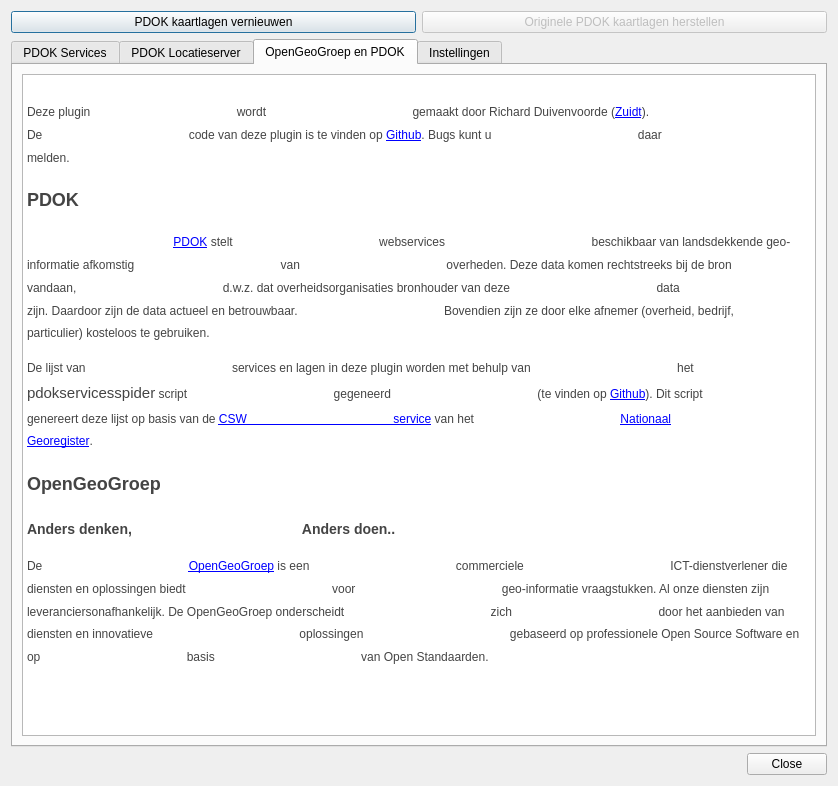
Old version of the form pdokservicesplugin/ui_pdokservicesplugindialog.ui in the repository PDOK/pdokservicesplugin.
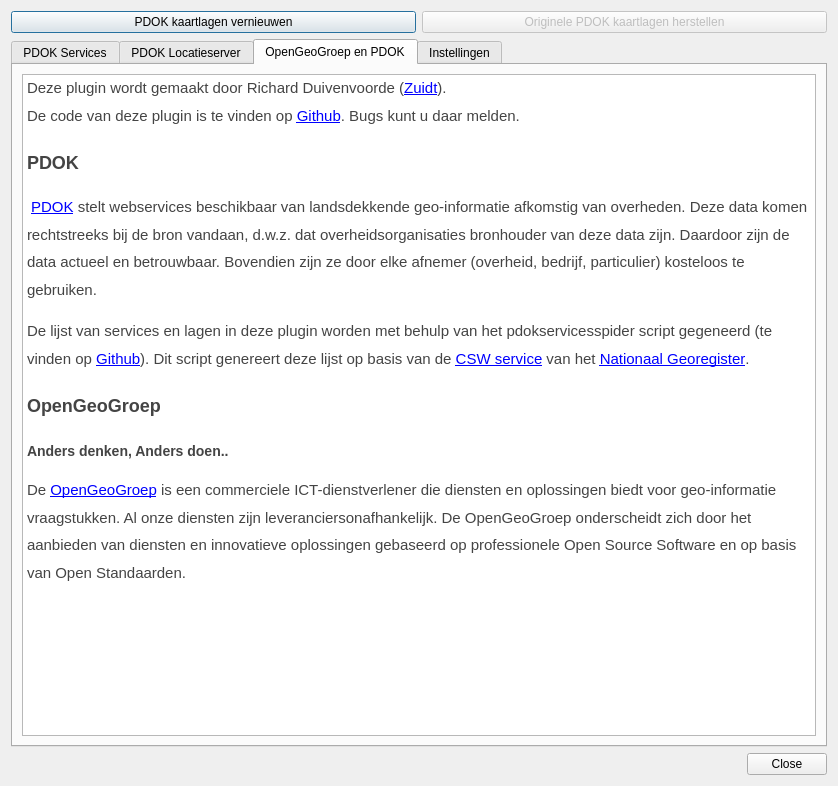
New version of the form. The open tabs and pages were chosen to show the change. Icons and pictures are not drawn.

Commit message: Resolve ui bug, generate ui_.py

```diff
--- a/pdokservicesplugin/ui_pdokservicesplugindialog.ui
+++ b/pdokservicesplugin/ui_pdokservicesplugindialog.ui
@@ -388,15 +388,14 @@
           <string>&lt;!DOCTYPE HTML PUBLIC &quot;-//W3C//DTD HTML 4.0//EN&quot; &quot;http://www.w3.org/TR/REC-html40/strict.dtd&quot;&gt;
 &lt;html&gt;&lt;head&gt;&lt;meta name=&quot;qrichtext&quot; content=&quot;1&quot; /&gt;&lt;style type=&quot;text/css&quot;&gt;
 p, li { white-space: pre-wrap; }
-&lt;/style&gt;&lt;/head&gt;&lt;body style=&quot; font-family:'Sans Serif'; font-size:9pt; font-weight:400; font-style:normal;&quot;&gt;
-&lt;p style=&quot; margin-top:0px; margin-bottom:0px; margin-left:0px; margin-right:0px; -qt-block-indent:0; text-indent:0px;&quot;&gt;                                            &lt;/p&gt;
-&lt;p style=&quot; margin-top:12px; margin-bottom:12px; margin-left:0px; margin-right:0px; -qt-block-indent:0; text-indent:0px; line-height:162.5%;&quot;&gt;&lt;span style=&quot; color:#444444;&quot;&gt;Deze plugin                                            wordt                                            gemaakt door Richard Duivenvoorde (&lt;/span&gt;&lt;a href=&quot;http://www.zuidt.nl&quot;&gt;&lt;span style=&quot; text-decoration: underline; color:#0000ff;&quot;&gt;Zuidt&lt;/span&gt;&lt;/a&gt;&lt;span style=&quot; color:#444444;&quot;&gt;). &lt;br /&gt;De                                            code van deze plugin is te vinden op &lt;/span&gt;&lt;a href=&quot;https://github.com/rduivenvoorde/pdokservicesplugin&quot;&gt;&lt;span style=&quot; text-decoration: underline; color:#0000ff;&quot;&gt;Github&lt;/span&gt;&lt;/a&gt;&lt;span style=&quot; color:#444444;&quot;&gt;. Bugs kunt u                                            daar                                            melden. &lt;/span&gt;                                            &lt;/p&gt;
-&lt;h2 style=&quot; margin-top:16px; margin-bottom:12px; margin-left:0px; margin-right:0px; -qt-block-indent:0; text-indent:0px; line-height:162.5%;&quot;&gt;&lt;span style=&quot; font-size:x-large; font-weight:600; color:#444444;&quot;&gt;PDOK&lt;/span&gt;&lt;span style=&quot; font-size:x-large; font-weight:304; color:#444444;&quot;&gt;                                            &lt;/span&gt;                                            &lt;/h2&gt;
-&lt;p style=&quot; margin-top:12px; margin-bottom:12px; margin-left:0px; margin-right:0px; -qt-block-indent:0; text-indent:0px; line-height:162.5%;&quot;&gt;&lt;img src=&quot;:/plugins/pdokservicesplugin/resources/pdok.png&quot; style=&quot;float: left;&quot; /&gt;&lt;span style=&quot; color:#444444;&quot;&gt;                                            &lt;/span&gt;&lt;a href=&quot;http://www.pdok.nl&quot;&gt;&lt;span style=&quot; text-decoration: underline; color:#0000ff;&quot;&gt;PDOK&lt;/span&gt;&lt;/a&gt;&lt;span style=&quot; color:#444444;&quot;&gt; stelt                                            webservices                                            beschikbaar van landsdekkende geo-informatie afkomstig                                            van                                            overheden. Deze data komen rechtstreeks bij de bron                                            vandaan,                                            d.w.z. dat overheidsorganisaties bronhouder van deze                                            data                                            zijn. Daardoor zijn de data actueel en betrouwbaar.                                            Bovendien zijn ze door elke afnemer (overheid, bedrijf,                                            particulier) kosteloos te gebruiken.                                            &lt;/span&gt;                                            &lt;/p&gt;
-&lt;p style=&quot; margin-top:12px; margin-bottom:12px; margin-left:0px; margin-right:0px; -qt-block-indent:0; text-indent:0px; line-height:162.5%;&quot;&gt;&lt;span style=&quot; color:#444444;&quot;&gt;De lijst van                                            services en lagen in deze plugin worden met behulp van                                            het                                            &lt;/span&gt;&lt;span style=&quot; font-family:'monospace'; font-size:15px; font-weight:304; color:#444444;&quot;&gt;pdokservicesspider&lt;/span&gt;&lt;span style=&quot; color:#444444;&quot;&gt; script                                            gegeneerd                                            (te vinden op &lt;/span&gt;&lt;a href=&quot;https://github.com/rduivenvoorde/pdokservicesplugin&quot;&gt;&lt;span style=&quot; text-decoration: underline; color:#0000ff;&quot;&gt;Github&lt;/span&gt;&lt;/a&gt;&lt;span style=&quot; color:#444444;&quot;&gt;). Dit script                                            genereert deze lijst op basis van de &lt;/span&gt;&lt;a href=&quot;https://www.nationaalgeoregister.nl/geonetwork/srv/dut/csw?service=CSW&amp;amp;request=GetCapabilities&amp;amp;version=2.0.2&quot;&gt;&lt;span style=&quot; text-decoration: underline; color:#0000ff;&quot;&gt;CSW                                            service&lt;/span&gt;&lt;/a&gt;&lt;span style=&quot; color:#444444;&quot;&gt; van het                                            &lt;/span&gt;&lt;a href=&quot;https://www.nationaalgeoregister.nl/&quot;&gt;&lt;span style=&quot; text-decoration: underline; color:#0000ff;&quot;&gt;Nationaal                                            Georegister&lt;/span&gt;&lt;/a&gt;&lt;span style=&quot; color:#444444;&quot;&gt;.                                            &lt;/span&gt;                                            &lt;/p&gt;
-&lt;h2 style=&quot; margin-top:16px; margin-bottom:12px; margin-left:0px; margin-right:0px; -qt-block-indent:0; text-indent:0px; line-height:162.5%;&quot;&gt;&lt;span style=&quot; font-size:x-large; font-weight:600; color:#444444;&quot;&gt;OpenGeoGroep&lt;/span&gt;&lt;span style=&quot; font-size:x-large; font-weight:304; color:#444444;&quot;&gt;                                            &lt;/span&gt;                                            &lt;/h2&gt;
-&lt;h3 style=&quot; margin-top:14px; margin-bottom:12px; margin-left:0px; margin-right:0px; -qt-block-indent:0; text-indent:0px; line-height:162.5%;&quot;&gt;&lt;span style=&quot; font-size:large; font-weight:600; color:#444444;&quot;&gt;Anders denken,                                            Anders doen..                                            &lt;/span&gt;                                            &lt;/h3&gt;
-&lt;p style=&quot; margin-top:12px; margin-bottom:12px; margin-left:0px; margin-right:0px; -qt-block-indent:0; text-indent:0px; line-height:162.5%;&quot;&gt;&lt;img src=&quot;:/plugins/pdokservicesplugin/resources/ogg.gif&quot; style=&quot;float: left;&quot; /&gt;&lt;span style=&quot; color:#444444;&quot;&gt;De                                            &lt;/span&gt;&lt;a href=&quot;http://www.opengeogroep.nl&quot;&gt;&lt;span style=&quot; text-decoration: underline; color:#0000ff;&quot;&gt;OpenGeoGroep&lt;/span&gt;&lt;/a&gt;&lt;span style=&quot; color:#444444;&quot;&gt; is een                                            commerciele                                            ICT-dienstverlener die diensten en oplossingen biedt                                            voor                                            geo-informatie vraagstukken. Al onze diensten zijn                                            leveranciersonafhankelijk. De OpenGeoGroep onderscheidt                                            zich                                            door het aanbieden van diensten en innovatieve                                            oplossingen                                            gebaseerd op professionele Open Source Software en op                                            basis                                            van Open Standaarden.&lt;/span&gt;                                            &lt;/p&gt;&lt;/body&gt;&lt;/html&gt;</string>
+&lt;/style&gt;&lt;/head&gt;&lt;body style=&quot; font-family:'Cantarell'; font-size:11pt; font-weight:400; font-style:normal;&quot;&gt;
+&lt;p style=&quot; margin-top:12px; margin-bottom:12px; margin-left:0px; margin-right:0px; -qt-block-indent:0; text-indent:0px; line-height:162.5%;&quot;&gt;&lt;span style=&quot; font-family:'Helvetica Neue','Helvetica','Arial','sans-serif'; font-size:15px; font-weight:304; color:#444444;&quot;&gt;Deze plugin wordt gemaakt door Richard Duivenvoorde (&lt;/span&gt;&lt;a href=&quot;http://www.zuidt.nl&quot;&gt;&lt;span style=&quot; font-family:'Helvetica Neue','Helvetica','Arial','sans-serif'; font-size:15px; font-weight:304; text-decoration: underline; color:#0000ff;&quot;&gt;Zuidt&lt;/span&gt;&lt;/a&gt;&lt;span style=&quot; font-family:'Helvetica Neue','Helvetica','Arial','sans-serif'; font-size:15px; font-weight:304; color:#444444;&quot;&gt;). &lt;br /&gt;De code van deze plugin is te vinden op &lt;/span&gt;&lt;a href=&quot;https://github.com/rduivenvoorde/pdokservicesplugin&quot;&gt;&lt;span style=&quot; font-family:'Helvetica Neue','Helvetica','Arial','sans-serif'; font-size:15px; font-weight:304; text-decoration: underline; color:#0000ff;&quot;&gt;Github&lt;/span&gt;&lt;/a&gt;&lt;span style=&quot; font-family:'Helvetica Neue','Helvetica','Arial','sans-serif'; font-size:15px; font-weight:304; color:#444444;&quot;&gt;. Bugs kunt u daar melden. &lt;/span&gt;&lt;/p&gt;
+&lt;h2 style=&quot; margin-top:16px; margin-bottom:12px; margin-left:0px; margin-right:0px; -qt-block-indent:0; text-indent:0px; line-height:162.5%;&quot;&gt;&lt;span style=&quot; font-family:'Helvetica Neue','Helvetica','Arial','sans-serif'; font-size:x-large; font-weight:600; color:#444444;&quot;&gt;PDOK&lt;/span&gt;&lt;span style=&quot; font-family:'Helvetica Neue','Helvetica','Arial','sans-serif'; font-size:x-large; font-weight:304; color:#444444;&quot;&gt; &lt;/span&gt;&lt;/h2&gt;
+&lt;p style=&quot; margin-top:12px; margin-bottom:12px; margin-left:0px; margin-right:0px; -qt-block-indent:0; text-indent:0px; line-height:162.5%;&quot;&gt;&lt;img src=&quot;:/plugins/pdokservicesplugin/resources/pdok.png&quot; style=&quot;float: left;&quot; /&gt;&lt;span style=&quot; font-family:'Helvetica Neue','Helvetica','Arial','sans-serif'; font-size:15px; font-weight:304; color:#444444;&quot;&gt; &lt;/span&gt;&lt;a href=&quot;http://www.pdok.nl&quot;&gt;&lt;span style=&quot; font-family:'Helvetica Neue','Helvetica','Arial','sans-serif'; font-size:15px; font-weight:304; text-decoration: underline; color:#0000ff;&quot;&gt;PDOK&lt;/span&gt;&lt;/a&gt;&lt;span style=&quot; font-family:'Helvetica Neue','Helvetica','Arial','sans-serif'; font-size:15px; font-weight:304; color:#444444;&quot;&gt; stelt webservices beschikbaar van landsdekkende geo-informatie afkomstig van overheden. Deze data komen rechtstreeks bij de bron vandaan, d.w.z. dat overheidsorganisaties bronhouder van deze data zijn. Daardoor zijn de data actueel en betrouwbaar. Bovendien zijn ze door elke afnemer (overheid, bedrijf, particulier) kosteloos te gebruiken. &lt;/span&gt;&lt;/p&gt;
+&lt;p style=&quot; margin-top:12px; margin-bottom:12px; margin-left:0px; margin-right:0px; -qt-block-indent:0; text-indent:0px; line-height:162.5%;&quot;&gt;&lt;span style=&quot; font-family:'Helvetica Neue','Helvetica','Arial','sans-serif'; font-size:15px; font-weight:304; color:#444444;&quot;&gt;De lijst van services en lagen in deze plugin worden met behulp van het &lt;/span&gt;&lt;span style=&quot; font-family:'monospace'; font-size:15px; font-weight:304; color:#444444;&quot;&gt;pdokservicesspider&lt;/span&gt;&lt;span style=&quot; font-family:'Helvetica Neue','Helvetica','Arial','sans-serif'; font-size:15px; font-weight:304; color:#444444;&quot;&gt; script gegeneerd (te vinden op &lt;/span&gt;&lt;a href=&quot;https://github.com/rduivenvoorde/pdokservicesplugin&quot;&gt;&lt;span style=&quot; font-family:'Helvetica Neue','Helvetica','Arial','sans-serif'; font-size:15px; font-weight:304; text-decoration: underline; color:#0000ff;&quot;&gt;Github&lt;/span&gt;&lt;/a&gt;&lt;span style=&quot; font-family:'Helvetica Neue','Helvetica','Arial','sans-serif'; font-size:15px; font-weight:304; color:#444444;&quot;&gt;). Dit script genereert deze lijst op basis van de &lt;/span&gt;&lt;a href=&quot;https://www.nationaalgeoregister.nl/geonetwork/srv/dut/csw?service=CSW&amp;amp;request=GetCapabilities&amp;amp;version=2.0.2&quot;&gt;&lt;span style=&quot; font-family:'Helvetica Neue','Helvetica','Arial','sans-serif'; font-size:15px; font-weight:304; text-decoration: underline; color:#0000ff;&quot;&gt;CSW service&lt;/span&gt;&lt;/a&gt;&lt;span style=&quot; font-family:'Helvetica Neue','Helvetica','Arial','sans-serif'; font-size:15px; font-weight:304; color:#444444;&quot;&gt; van het &lt;/span&gt;&lt;a href=&quot;https://www.nationaalgeoregister.nl/&quot;&gt;&lt;span style=&quot; font-family:'Helvetica Neue','Helvetica','Arial','sans-serif'; font-size:15px; font-weight:304; text-decoration: underline; color:#0000ff;&quot;&gt;Nationaal Georegister&lt;/span&gt;&lt;/a&gt;&lt;span style=&quot; font-family:'Helvetica Neue','Helvetica','Arial','sans-serif'; font-size:15px; font-weight:304; color:#444444;&quot;&gt;. &lt;/span&gt;&lt;/p&gt;
+&lt;h2 style=&quot; margin-top:16px; margin-bottom:12px; margin-left:0px; margin-right:0px; -qt-block-indent:0; text-indent:0px; line-height:162.5%;&quot;&gt;&lt;span style=&quot; font-family:'Helvetica Neue','Helvetica','Arial','sans-serif'; font-size:x-large; font-weight:600; color:#444444;&quot;&gt;OpenGeoGroep&lt;/span&gt;&lt;span style=&quot; font-family:'Helvetica Neue','Helvetica','Arial','sans-serif'; font-size:x-large; font-weight:304; color:#444444;&quot;&gt; &lt;/span&gt;&lt;/h2&gt;
+&lt;h3 style=&quot; margin-top:14px; margin-bottom:12px; margin-left:0px; margin-right:0px; -qt-block-indent:0; text-indent:0px; line-height:162.5%;&quot;&gt;&lt;span style=&quot; font-family:'Helvetica Neue','Helvetica','Arial','sans-serif'; font-size:large; font-weight:600; color:#444444;&quot;&gt;Anders denken, Anders doen..&lt;/span&gt;&lt;span style=&quot; font-family:'Helvetica Neue','Helvetica','Arial','sans-serif'; font-size:large; font-weight:304; color:#444444;&quot;&gt; &lt;/span&gt;&lt;/h3&gt;
+&lt;p style=&quot; margin-top:12px; margin-bottom:12px; margin-left:0px; margin-right:0px; -qt-block-indent:0; text-indent:0px; line-height:162.5%;&quot;&gt;&lt;img src=&quot;:/plugins/pdokservicesplugin/resources/ogg.gif&quot; style=&quot;float: left;&quot; /&gt;&lt;span style=&quot; font-family:'Helvetica Neue','Helvetica','Arial','sans-serif'; font-size:15px; font-weight:304; color:#444444;&quot;&gt;De &lt;/span&gt;&lt;a href=&quot;http://www.opengeogroep.nl&quot;&gt;&lt;span style=&quot; font-family:'Helvetica Neue','Helvetica','Arial','sans-serif'; font-size:15px; font-weight:304; text-decoration: underline; color:#0000ff;&quot;&gt;OpenGeoGroep&lt;/span&gt;&lt;/a&gt;&lt;span style=&quot; font-family:'Helvetica Neue','Helvetica','Arial','sans-serif'; font-size:15px; font-weight:304; color:#444444;&quot;&gt; is een commerciele ICT-dienstverlener die diensten en oplossingen biedt voor geo-informatie vraagstukken. Al onze diensten zijn leveranciersonafhankelijk. De OpenGeoGroep onderscheidt zich door het aanbieden van diensten en innovatieve oplossingen gebaseerd op professionele Open Source Software en op basis van Open Standaarden.&lt;/span&gt; &lt;/p&gt;&lt;/body&gt;&lt;/html&gt;</string>
          </property>
          <property name="openExternalLinks">
           <bool>true</bool>
```
Left out of the diff: 10 changed lines with no effect on the pictures. Lines whose indentation alone changed are shown as unchanged. The commit also changes 1 other file.
